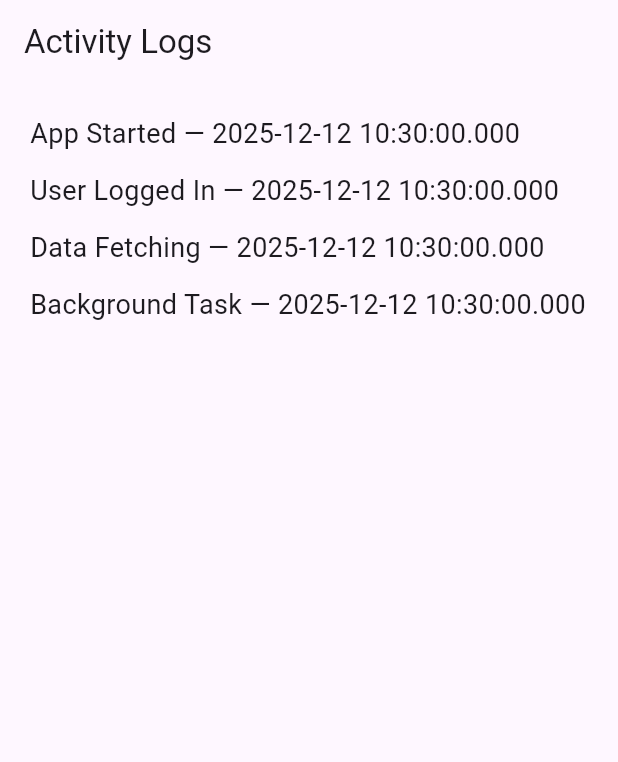
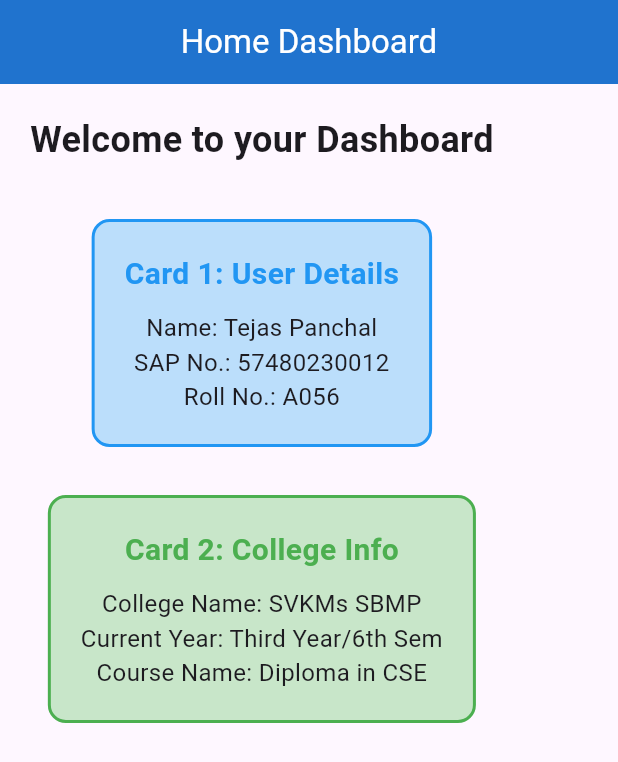
Before and after one commit to tejas1376/cyberlog, a Flutter app: the screen it shows after launch, on a phone screen of 412 x 824 dp. Shown: the top 762 px of the screen. Run offline on Flutter 3.47's test engine with Material 3 defaults, Android fonts, the phone set to English and light mode, and no system bars.

Commit message:
Added 2 Card to the to the home dashboard

```diff
--- a/lib/main.dart
+++ b/lib/main.dart
@@ -10,66 +10,103 @@ class MyApp extends StatelessWidget {
   @override
   Widget build(BuildContext context) {
     return MaterialApp(
-      home: LogPage(),
+      title: 'Home Dashboard',
+      theme: ThemeData(
+        primarySwatch: Colors.blue,
+      ),
+      home: const HomeScreen(),
     );
   }
 }
 
-class Log {
-  String action;
-  DateTime timestamp;
-  String status;
-
-  Log({
-    required this.action,
-    required this.timestamp,
-    required this.status,
-  });
-}
-
-class LogPage extends StatelessWidget {
-  LogPage({super.key});
-
-  final List<Log> logs = [
-    Log(
-        action: "App Started",
-        timestamp: DateTime.now(),
-        status: "Success"),
-    Log(
-        action: "User Logged In",
-        timestamp: DateTime.now(),
-        status: "Success"),
-    Log(
-        action: "Data Fetching",
-        timestamp: DateTime.now(),
-        status: "Pending"),
-    Log(
-        action: "Background Task",
-        timestamp: DateTime.now(),
-        status: "Failed"),
-  ];
+class HomeScreen extends StatelessWidget {
+  const HomeScreen({super.key});
 
   @override
   Widget build(BuildContext context) {
     return Scaffold(
+      // AppBar at the top
       appBar: AppBar(
-        title: const Text("Activity Logs"),
+        title: const Text('Home Dashboard'),
+        centerTitle: true,
+        backgroundColor: Colors.blue[700],
+        foregroundColor: Colors.white,
+        elevation: 4,
       ),
-      body: Padding(
-        padding: const EdgeInsets.all(20),
-        child: Column(
-          crossAxisAlignment: CrossAxisAlignment.start,
 
-          children: logs.map((log) {
-            return Padding(
-              padding: const EdgeInsets.only(bottom: 12),
-              child: Text(
-                "${log.action} — ${log.timestamp.toString()}",
-                style: const TextStyle(fontSize: 18),
+      // Body content
+      body: Column(
+        children: [
+          // Welcome text
+          Container(
+            padding: const EdgeInsets.all(20),
+            child: const Text(
+              'Welcome to your Dashboard',
+              style: TextStyle(
+                fontSize: 24,
+                fontWeight: FontWeight.bold,
               ),
-            );
-          }).toList(),
-        ),
+            ),
+          ),
+
+          // First Card
+          Container(
+            margin: const EdgeInsets.all(16),
+            padding: const EdgeInsets.all(20),
+            decoration: BoxDecoration(
+              color: Colors.blue[100],
+              borderRadius: BorderRadius.circular(12),
+              border: Border.all(color: Colors.blue, width: 2),
+            ),
+            child: const Column(
+              children: [
+                Text(
+                  'Card 1: User Details',
+                  style: TextStyle(
+                    fontSize: 20,
+                    fontWeight: FontWeight.bold,
+                    color: Colors.blue,
+                  ),
+                ),
+                SizedBox(height: 10),
+                Text(
+                  'Name: Tejas Panchal\nSAP No.: 57480230012\nRoll No.: A056',
+                  style: TextStyle(fontSize: 16),
+                  textAlign: TextAlign.center,
+                ),
+              ],
+            ),
+          ),
+
+          // Second Card
+          Container(
+            margin: const EdgeInsets.all(16),
+            padding: const EdgeInsets.all(20),
+            decoration: BoxDecoration(
+              color: Colors.green[100],
+              borderRadius: BorderRadius.circular(12),
+              border: Border.all(color: Colors.green, width: 2),
+            ),
+            child: const Column(
+              children: [
+                Text(
+                  'Card 2: College Info',
+                  style: TextStyle(
+                    fontSize: 20,
+                    fontWeight: FontWeight.bold,
+                    color: Colors.green,
+                  ),
+                ),
+                SizedBox(height: 10),
+                Text(
+                  'College Name: SVKMs SBMP\nCurrent Year: Third Year/6th Sem\nCourse Name: Diploma in CSE',
+                  style: TextStyle(fontSize: 16),
+                  textAlign: TextAlign.center,
+                ),
+              ],
+            ),
+          ),
+        ],
       ),
     );
   }
```
